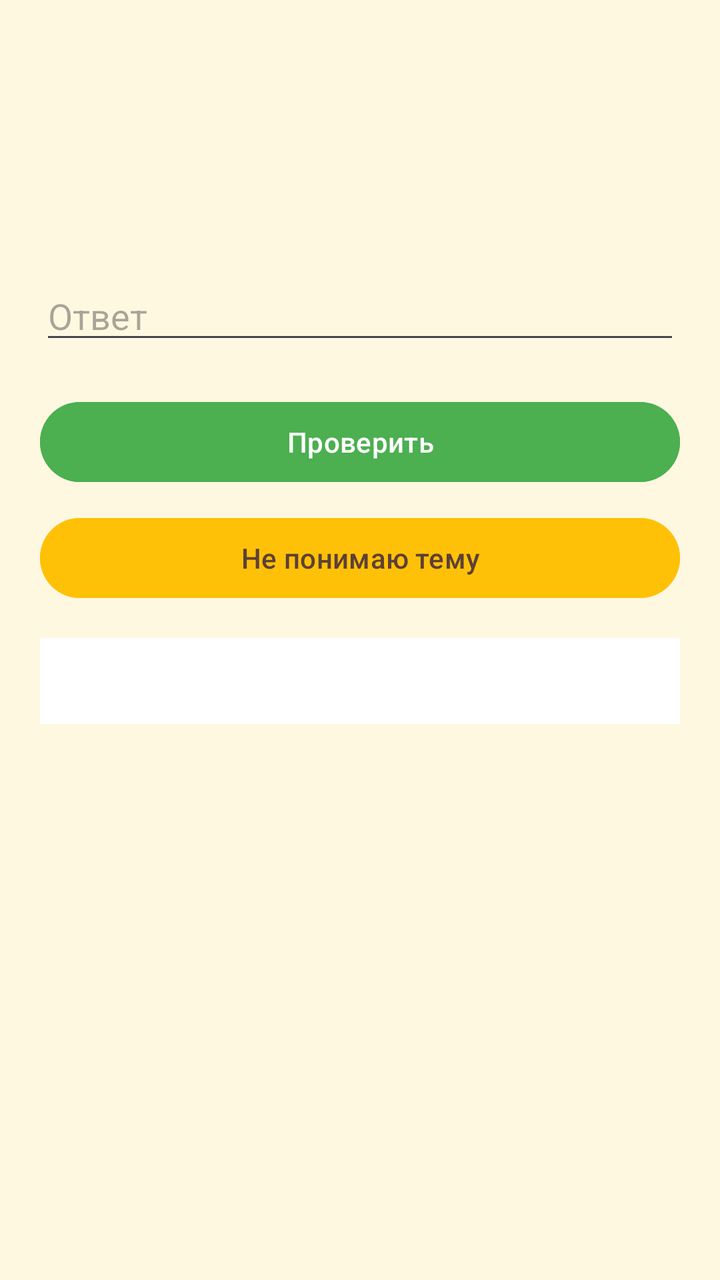
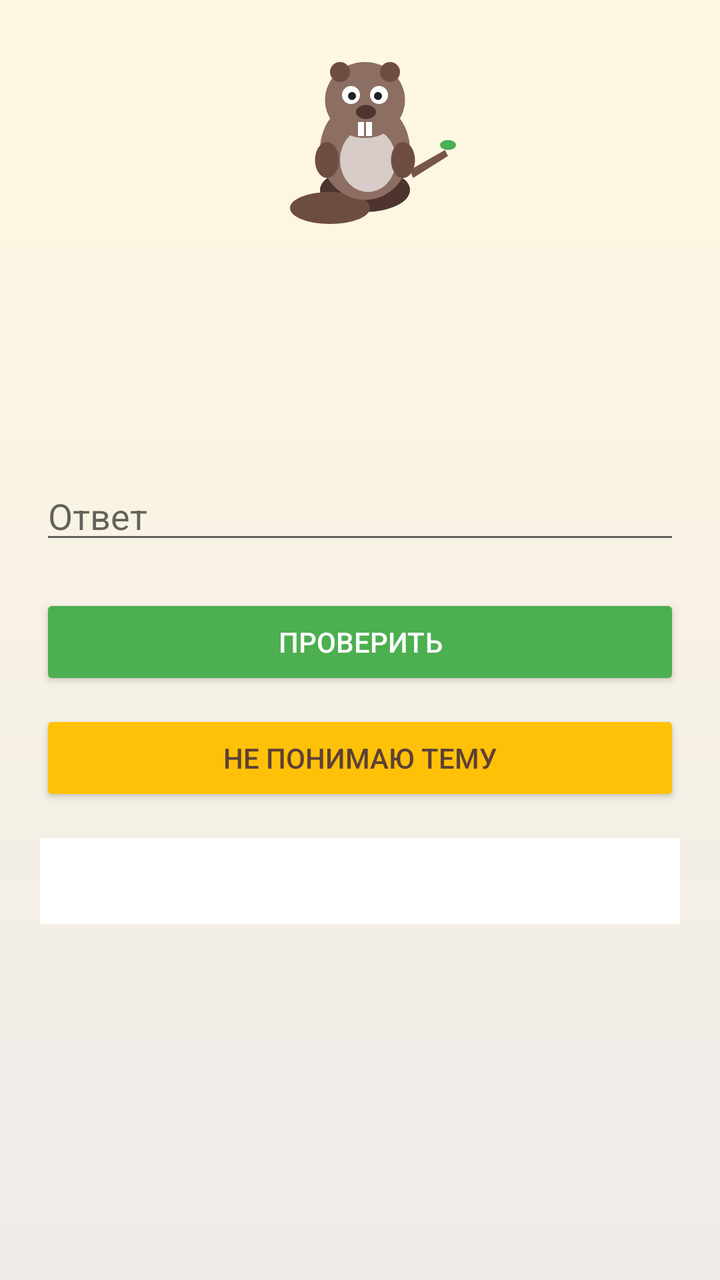

Screens rendered from an Android XML layout before and after an edit, with the pre-edit source and the edit as a unified diff.
<!-- AndroidManifest.xml: application theme Theme.BobrExam -->
<!-- res/layout/activity_lesson.xml -->
<?xml version="1.0" encoding="utf-8"?>
<ScrollView xmlns:android="http://schemas.android.com/apk/res/android"
    android:layout_width="match_parent"
    android:layout_height="match_parent"
    android:background="@color/cream">
    <LinearLayout
        android:layout_width="match_parent"
        android:layout_height="wrap_content"
        android:orientation="vertical"
        android:padding="20dp">
        <LinearLayout
            android:layout_width="match_parent"
            android:layout_height="wrap_content"
            android:orientation="horizontal">
            <TextView android:id="@+id/tvHearts"
                android:layout_width="0dp"
                android:layout_weight="1"
                android:layout_height="wrap_content"
                android:textColor="@color/bark_dark"/>
            <TextView android:id="@+id/tvXp"
                android:layout_width="wrap_content"
                android:layout_height="wrap_content"
                android:textColor="@color/leaf_green"/>
        </LinearLayout>
        <TextView android:id="@+id/tvSource"
            android:layout_width="match_parent"
            android:layout_height="wrap_content"
            android:layout_marginTop="8dp"
            android:textSize="12sp"
            android:textColor="@color/bark_light"/>
        <TextView android:id="@+id/tvQuestion"
            android:layout_width="match_parent"
            android:layout_height="wrap_content"
            android:layout_marginTop="16dp"
            android:textSize="18sp"
            android:textColor="@color/bark_dark"/>
        <LinearLayout android:id="@+id/optionsBox"
            android:layout_width="match_parent"
            android:layout_height="wrap_content"
            android:orientation="vertical"
            android:layout_marginTop="16dp"/>
        <EditText android:id="@+id/etAnswer"
            android:layout_width="match_parent"
            android:layout_height="wrap_content"
            android:layout_marginTop="16dp"
            android:hint="Ответ"/>
        <Button android:id="@+id/btnCheck"
            android:layout_width="match_parent"
            android:layout_height="wrap_content"
            android:layout_marginTop="20dp"
            android:text="Проверить"
            android:backgroundTint="@color/leaf_green"
            android:textColor="@color/white"/>
        <Button android:id="@+id/btnAi"
            android:layout_width="match_parent"
            android:layout_height="wrap_content"
            android:layout_marginTop="10dp"
            android:text="Не понимаю тему"
            android:backgroundTint="@color/amber"
            android:textColor="@color/bark_dark"/>
        <TextView android:id="@+id/tvAi"
            android:layout_width="match_parent"
            android:layout_height="wrap_content"
            android:layout_marginTop="16dp"
            android:padding="12dp"
            android:background="@color/white"
            android:textColor="@color/bark_dark"/>
    </LinearLayout>
</ScrollView>
<!-- resources referenced by this layout -->
<resources>
  <color name="amber">#FFC107</color>
  <color name="bark_dark">#5D4037</color>
  <color name="bark_light">#8D6E63</color>
  <color name="cream">#FFF8E1</color>
  <color name="leaf_green">#4CAF50</color>
  <color name="white">#FFFFFF</color>
  <style name="Theme.BobrExam" parent="Theme.Material3.DayNight.NoActionBar">
          <item name="colorPrimary">@color/leaf_green</item>
          <item name="colorSecondary">@color/amber</item>
          <item name="android:statusBarColor">@color/bark_dark</item>
      </style>
</resources>

<!-- the commit's change to res/layout/activity_lesson.xml (unified diff, before → after) -->
@@ -2,12 +2,13 @@
 <ScrollView xmlns:android="http://schemas.android.com/apk/res/android"
     android:layout_width="match_parent"
     android:layout_height="match_parent"
-    android:background="@color/cream">
+    android:background="@drawable/bg_wood">
     <LinearLayout
         android:layout_width="match_parent"
         android:layout_height="wrap_content"
         android:orientation="vertical"
         android:padding="20dp">
+        <ImageView android:id="@+id/ivBeaver" android:layout_width="100dp" android:layout_height="100dp" android:layout_gravity="center" android:src="@drawable/ic_beaver"/>
         <LinearLayout
             android:layout_width="match_parent"
             android:layout_height="wrap_content"
<!-- resource entries referenced after the edit -->
@@ -3,13 +3,20 @@
   <color name="amber">#FFC107</color>
   <color name="bark_dark">#5D4037</color>
   <color name="bark_light">#8D6E63</color>
-  <color name="cream">#FFF8E1</color>
   <color name="leaf_green">#4CAF50</color>
   <color name="white">#FFFFFF</color>
-  <style name="Theme.BobrExam" parent="Theme.Material3.DayNight.NoActionBar">
-          <item name="colorPrimary">@color/leaf_green</item>
-          <item name="colorSecondary">@color/amber</item>
-          <item name="android:statusBarColor">@color/bark_dark</item>
+  <!-- drawable bg_wood (drawable) -->
+  <?xml version="1.0" encoding="utf-8"?>
+  <shape xmlns:android="http://schemas.android.com/apk/res/android" android:shape="rectangle">
+      <gradient android:angle="270" android:startColor="#FFF8E1" android:endColor="#EFEBE9"/>
+  </shape>
+  <!-- drawable ic_beaver: vector/xml drawable (drawable, 2118 chars, omitted) -->
+  <style name="Theme.BobrExam" parent="Theme.AppCompat.DayNight.NoActionBar">
+          <item name="colorPrimary">#5D4037</item>
+          <item name="colorPrimaryDark">#4E342E</item>
+          <item name="colorAccent">#4CAF50</item>
+          <item name="android:statusBarColor">#4E342E</item>
+          <item name="android:windowBackground">@drawable/bg_wood</item>
       </style>
 </resources>
 
